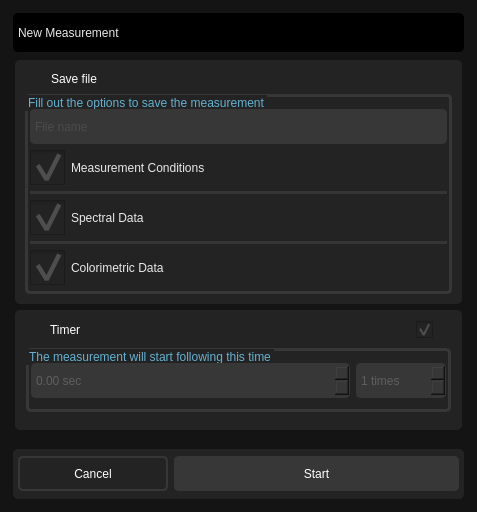
This is src/ui/measure_dialog.ui in ligerr13/PE_Spectroradiometer as Qt 5 draws it before an edit. The edited form follows.
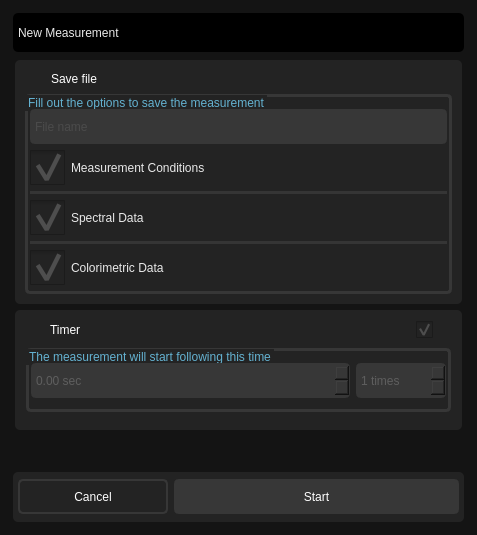
This is the edited form. Icons and pictures are not drawn.

Patch:
```diff
--- a/src/ui/measure_dialog.ui
+++ b/src/ui/measure_dialog.ui
@@ -7,7 +7,7 @@
     <x>0</x>
     <y>0</y>
     <width>477</width>
-    <height>512</height>
+    <height>535</height>
    </rect>
   </property>
   <property name="windowTitle">
```
